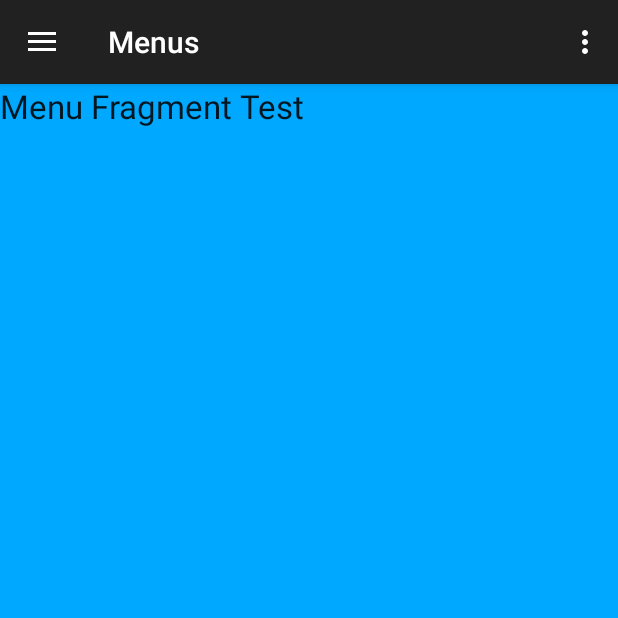
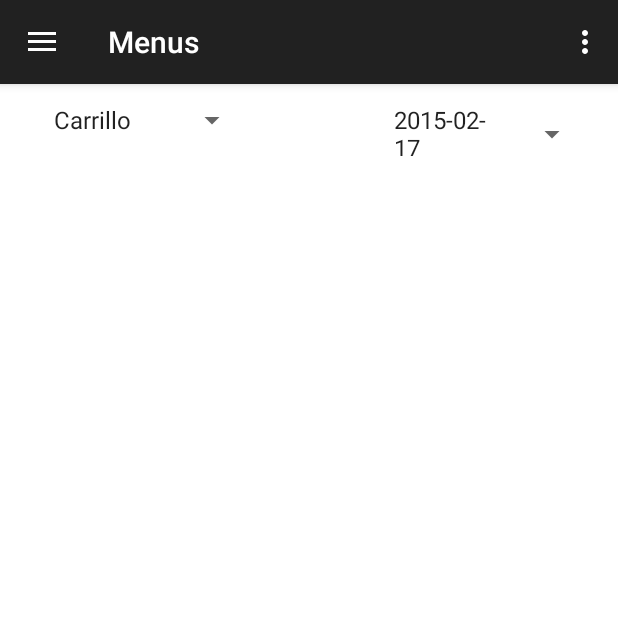
Before and after one commit to echistyakov/GauchoGrub, an Android app: the screen it shows after launch (BaseActivity), after a tap on "Menus", on a phone screen of 412 x 824 dp, the top half of it. Run offline under Robolectric (Android 15) with nearby library versions, the phone set to English and light mode, and no system bars; 1 other tap on this screen came first.

Commit message:
WIP Menu Gui

```diff
--- a/GauchoGrubAndroid/app/build.gradle
+++ b/GauchoGrubAndroid/app/build.gradle
@@ -22,4 +22,5 @@ android {
 dependencies {
     compile fileTree(dir: 'libs', include: ['*.jar'])
     compile 'com.android.support:appcompat-v7:21.0.3'
+    compile files('src/main/java/com/g10/gauchogrub/io/json-simple-1.1.1.jar')
 }
--- a/GauchoGrubAndroid/app/src/main/java/com/g10/gauchogrub/MenuFragment.java
+++ b/GauchoGrubAndroid/app/src/main/java/com/g10/gauchogrub/MenuFragment.java
@@ -5,12 +5,104 @@ import android.os.Bundle;
 import android.view.LayoutInflater;
 import android.view.View;
 import android.view.ViewGroup;
+import android.widget.AdapterView;
+import android.widget.ArrayAdapter;
+import android.widget.Spinner;
+import android.widget.TableLayout;
+import com.g10.gauchogrub.io.WebUtils;
+import com.g10.gauchogrub.io.MenuParser;
+import java.net.URL;
+import java.io.BufferedWriter;
+import java.io.File;
+import java.io.FileOutputStream;
+import java.io.OutputStreamWriter;
+import java.io.Writer;
+import java.net.HttpURLConnection;
+import com.g10.gauchogrub.menu.DayMenu;
 
-public class MenuFragment extends Fragment {
+
+public class MenuFragment extends Fragment implements AdapterView.OnItemSelectedListener {
+
+
+    private TableLayout menuTable;
+
+
 
     @Override
     public View onCreateView(LayoutInflater inflater, ViewGroup container, Bundle savedInstanceState) {
         View rootView = inflater.inflate(R.layout.menu_fragment, container, false);
+
+        this.menuTable = (TableLayout) rootView.findViewById(R.id.schedule_table);
+
+        // Initialize Spinner (DC)
+        Spinner spinner = (Spinner)rootView.findViewById(R.id.dining_common_spinner);
+        ArrayAdapter<CharSequence> adapter = ArrayAdapter.createFromResource(getActivity(), R.array.dining_commons_array, R.layout.dining_cams_spinner_item);
+        adapter.setDropDownViewResource(R.layout.dining_cams_spinner_item);
+        spinner.setAdapter(adapter);
+        spinner.setOnItemSelectedListener(this);
+        spinner.setSelection(0);
+        // Initialize Spinner (date)
+        Spinner dateSpinner = (Spinner)rootView.findViewById(R.id.date_spinner);
+        ArrayAdapter<CharSequence> dateAdapter = ArrayAdapter.createFromResource(getActivity(), R.array.date_nav_array, R.layout.dining_cams_spinner_item);
+        dateAdapter.setDropDownViewResource(R.layout.dining_cams_spinner_item);
+        dateSpinner.setAdapter(dateAdapter);
+        dateSpinner.setOnItemSelectedListener(this);
+        dateSpinner.setSelection(0);
+
         return rootView;
     }
+
+    public void onItemSelected(AdapterView<?> parent, View view, int pos, long id) {
+        /*
+        WE HAVE BUILT A FUNCTION TO MAKE THE API REQUEST AND WRITE THE RESPONSE TO A FILE. WE ALSO
+        HAVE A FUNCTION THE WILL PARSE THE FILE INTO A DAYMENU DATA STRUCTURE AND RETURN THAT STRUCTURE.
+        WE NOW NEED TO GET REFERNCES TO THE TWO SPINNERS OF THE MENU FRAGMENT AND CREATE THE API REQUEST
+        ON THE TEXT IN THE SPINNERS. USING THE DATA FROM THE RETURNED DAYMENU STRUCTURE WE WILL USE THE
+        DYNAMIC SCHEDULE FRAGMENT CODE AS A REFERENCE TO BUILD DYNAMIC MENU TABLES.
+
+        DayMenu displayMenu = getDayMenu();
+
+        for (Meal headerEntry : schedule) {
+            String header = headerEntry.getKey();
+
+            TableRow headerRow = new TableRow(getActivity().getApplicationContext());
+            headerRow.setLayoutParams(new TableRow.LayoutParams(TableRow.LayoutParams.MATCH_PARENT, TableRow.LayoutParams.WRAP_CONTENT));
+            View headerView = LayoutInflater.from(getActivity().getApplicationContext()).inflate(R.layout.schedule_header, null);
+            TextView headerTextView = (TextView) headerView.findViewById(R.id.header);
+            headerTextView.setText(header);
+            headerRow.addView(headerView);
+            scheduleTable.addView(headerRow);
+
+            for(AbstractMap.SimpleEntry<String, String> mealEntry : headerEntry.getValue()) {
+                String mealTitle = mealEntry.getKey();
+                String mealTime = mealEntry.getValue();
+
+                TableRow entryRow = new TableRow(getActivity().getApplicationContext());
+                entryRow.setLayoutParams(new TableRow.LayoutParams(TableRow.LayoutParams.MATCH_PARENT, TableRow.LayoutParams.WRAP_CONTENT));
+                View entryView = LayoutInflater.from(getActivity().getApplicationContext()).inflate(R.layout.schedule_entry, null);
+
+                TextView mealTypeView = (TextView) entryView.findViewById(R.id.meal_type);
+                mealTypeView.setText(mealTitle);
+
+                TextView mealTimeView = (TextView) entryView.findViewById(R.id.meal_time);
+                mealTimeView.setText(mealTime);
+
+                entryRow.addView(entryView);
+                scheduleTable.addView(entryRow);
+                logger.info("child count " + scheduleTable.getChildCount());
+            }
+        }
+    */
+    }
+
+    public void onNothingSelected(AdapterView<?> parent) {
+        // Another interface callback
+    }
+
+    public DayMenu getDayMenu() {
+        MenuParser mp = new MenuParser();
+        DayMenu displayMenu = mp.getDayMenu();
+        return displayMenu;
+    }
+
 }
--- a/GauchoGrubAndroid/app/src/main/java/com/g10/gauchogrub/menu/Day.java
+++ /dev/null
@@ -1,4 +0,0 @@
-package com.g10.gauchogrub.menu;
-
-public class Day {
-}
--- a/GauchoGrubAndroid/app/src/main/java/com/g10/gauchogrub/menu/Menu.java
+++ /dev/null
@@ -1,5 +0,0 @@
-package com.g10.gauchogrub.menu;
-
-public class Menu {
-
-}
--- a/GauchoGrubAndroid/app/src/main/res/layout/menu_fragment.xml
+++ b/GauchoGrubAndroid/app/src/main/res/layout/menu_fragment.xml
@@ -1,14 +1,49 @@
 <?xml version="1.0" encoding="utf-8"?>
-<LinearLayout xmlns:android="http://schemas.android.com/apk/res/android"
-    android:orientation="vertical" android:layout_width="match_parent"
-    android:layout_height="match_parent"
-    android:baselineAligned="true"
-    style="@style/background">
+<LinearLayout
+    xmlns:android="http://schemas.android.com/apk/res/android"
+    android:orientation="vertical"
+    android:layout_width="fill_parent"
+    android:layout_height="fill_parent"
+    android:layout_column="4"
+    android:background="#ffffff"
+    android:weightSum="1">
 
-    <TextView
-        android:layout_width="wrap_content"
-        android:layout_height="wrap_content"
-        android:textAppearance="?android:attr/textAppearanceLarge"
-        android:text="Menu Fragment Test"
-        android:id="@+id/textView2" />
+
+    <GridLayout
+        android:layout_width="match_parent"
+        android:layout_height="48dp">
+
+        <Spinner
+            android:layout_width="145dp"
+            android:layout_height="48dp"
+            android:id="@+id/dining_common_spinner"
+            android:spinnerMode="dropdown"
+            android:touchscreenBlocksFocus="false"
+            android:layout_marginLeft="20dp"
+            android:layout_marginRight="15dp"
+            android:layout_column="0"
+            android:layout_row="0" />
+
+        <Spinner
+            android:layout_width="145dp"
+            android:layout_height="48dp"
+            android:id="@+id/date_spinner"
+            android:spinnerMode="dropdown"
+            android:touchscreenBlocksFocus="false"
+            android:layout_marginLeft="15dp"
+            android:layout_marginRight="20dp"
+            android:layout_gravity="right"
+            android:layout_column="1"
+            android:layout_row="0" />
+
+    </GridLayout>
+
+    <TableLayout
+        android:layout_width="match_parent"
+        android:layout_height="match_parent"
+        android:id="@+id/menu_table"
+        style="@style/text">
+
+    </TableLayout>
+
 </LinearLayout>
--- a/GauchoGrubAndroid/app/src/main/res/values/strings.xml
+++ b/GauchoGrubAndroid/app/src/main/res/values/strings.xml
@@ -22,6 +22,12 @@
         <item>Ortega</item>
         <item>Portolla</item>
     </string-array>
+
+    <string-array
+        name="date_nav_array">
+        <item>2015-02-17</item>
+    </string-array>
+
     <string-array
         name="dining_cams_array">
         <item>Carrillo</item>
```
Also changed, not shown: GauchoGrubAndroid/app/src/main/java/com/g10/gauchogrub/OrtegaTestMenu.json (added, +1 -0 lines), GauchoGrubAndroid/app/src/main/java/com/g10/gauchogrub/io/MenuParser.java (+88 -1 lines), GauchoGrubAndroid/app/src/main/java/com/g10/gauchogrub/io/WebUtils.java (+24 -0 lines), GauchoGrubAndroid/app/src/main/java/com/g10/gauchogrub/menu/DayMenu.java (added, +84 -0 lines), GauchoGrubAndroid/app/src/main/java/com/g10/gauchogrub/menu/FoodItem.java (deleted, +0 -20 lines), GauchoGrubAndroid/app/src/main/java/com/g10/gauchogrub/menu/FoodType.java (deleted, +0 -19 lines), GauchoGrubAndroid/app/src/main/java/com/g10/gauchogrub/menu/Meal.java (+35 -0 lines), GauchoGrubAndroid/app/src/main/java/com/g10/gauchogrub/menu/MenuItem.java (added, +29 -0 lines), 2 other files.
